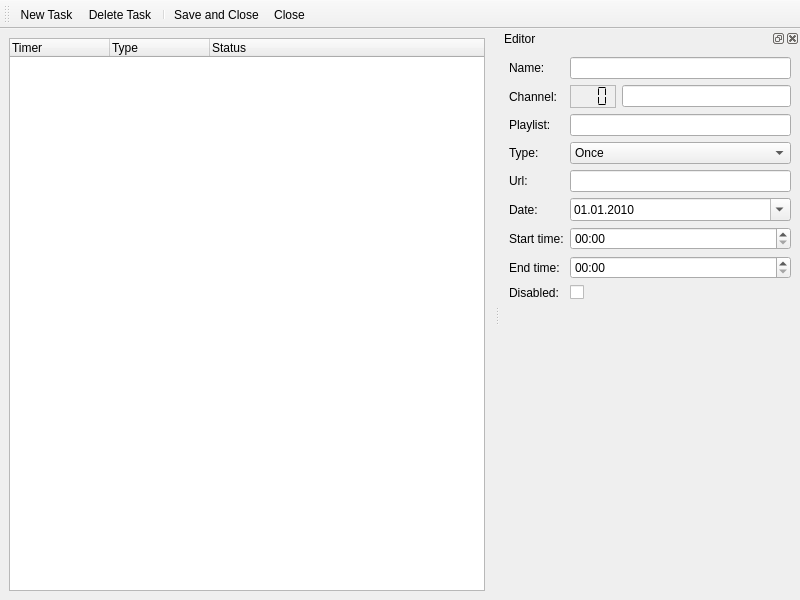
This is src/ui/recorder/TimersEdit.ui in ntadej/tano as Qt 5 draws it before an edit. The edited form follows.
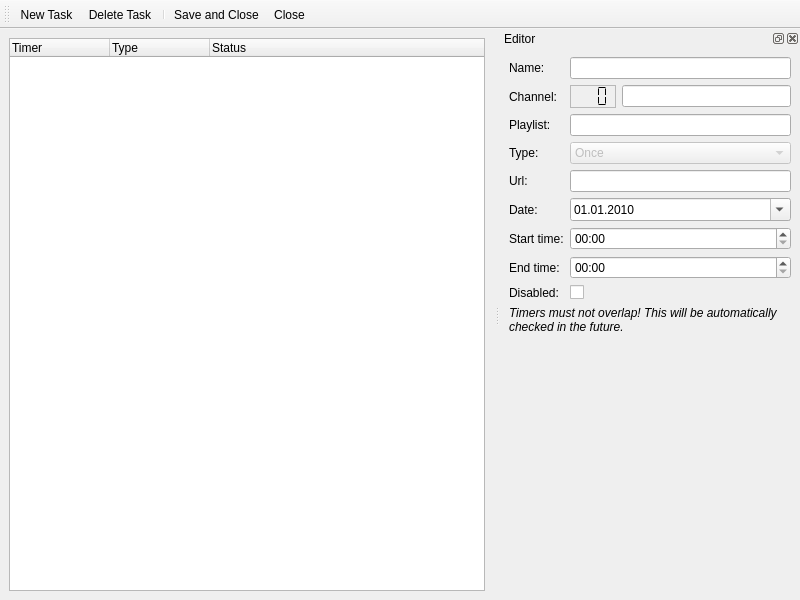
This is the edited form. Icons and pictures are not drawn. Custom widgets are drawn as their Qt base class.

Patch:
```diff
--- a/src/ui/recorder/TimersEdit.ui
+++ b/src/ui/recorder/TimersEdit.ui
@@ -219,7 +219,7 @@
        </property>
       </widget>
      </item>
-     <item row="10" column="1">
+     <item row="11" column="1">
       <spacer name="verticalSpacer">
        <property name="orientation">
         <enum>Qt::Vertical</enum>
@@ -265,6 +265,9 @@
      </item>
      <item row="3" column="1">
       <widget class="QComboBox" name="editType">
+       <property name="enabled">
+        <bool>false</bool>
+       </property>
        <item>
         <property name="text">
          <string>Once</string>
@@ -322,6 +325,16 @@
        </property>
       </widget>
      </item>
+     <item row="10" column="0" colspan="2">
+      <widget class="QLabel" name="labelInfo">
+       <property name="text">
+        <string>&lt;i&gt;Timers must not overlap! This will be automatically checked in the future.&lt;/i&gt;</string>
+       </property>
+       <property name="wordWrap">
+        <bool>true</bool>
+       </property>
+      </widget>
+     </item>
     </layout>
    </widget>
   </widget>
```
